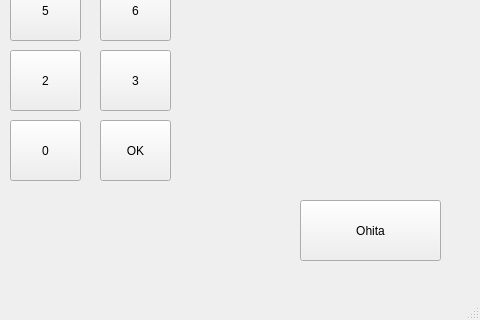
Qt form bankautomat/mainwindow.ui (tvt21kmo-bank-project/group_5) before a commit; both pictures show x 320 to 800 and y 280 to 600 of the 800 by 600 pixel window.
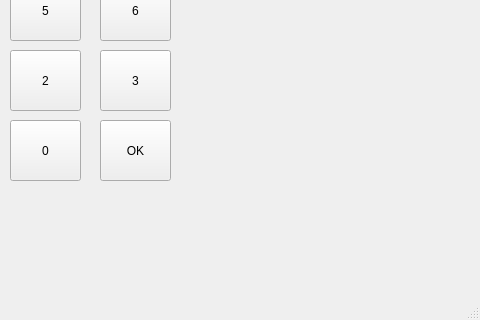
The same form after that commit.

```diff
--- a/bankautomat/mainwindow.ui
+++ b/bankautomat/mainwindow.ui
@@ -14,19 +14,6 @@
    <string>MainWindow</string>
   </property>
   <widget class="QWidget" name="centralwidget">
-   <widget class="QPushButton" name="btnKirjaudu">
-    <property name="geometry">
-     <rect>
-      <x>620</x>
-      <y>480</y>
-      <width>141</width>
-      <height>61</height>
-     </rect>
-    </property>
-    <property name="text">
-     <string>Ohita</string>
-    </property>
-   </widget>
    <widget class="QPushButton" name="btnSeven">
     <property name="geometry">
      <rect>
```
